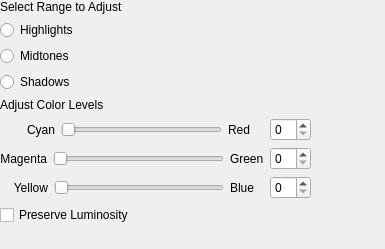
Qt form krita/plugins/filters/colorsfilters/wdg_color_balance.ui (KDE/krita) before a commit.
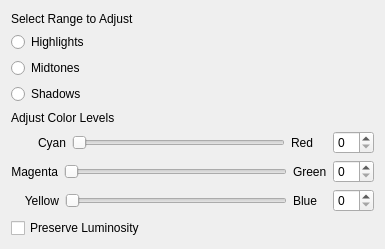
The same form after that commit.

Commit message: Improvement in Color Balance UI

Patch:
```diff
--- a/krita/plugins/filters/colorsfilters/wdg_color_balance.ui
+++ b/krita/plugins/filters/colorsfilters/wdg_color_balance.ui
@@ -13,15 +13,6 @@
   <property name="windowTitle">
    <string>Form</string>
   </property>
-  <widget class="QWidget" name="">
-   <property name="geometry">
-    <rect>
-     <x>0</x>
-     <y>0</y>
-     <width>311</width>
-     <height>225</height>
-    </rect>
-   </property>
    <layout class="QVBoxLayout" name="verticalLayout_2">
     <item>
      <widget class="QLabel" name="label_2">
@@ -176,7 +167,6 @@
     </item>
    </layout>
   </widget>
- </widget>
  <resources/>
  <connections>
   <connection>
```
Left out of the diff: 64 changed lines with no effect on the pictures. Lines whose indentation alone changed are shown as unchanged. The commit also changes 3 other files.
